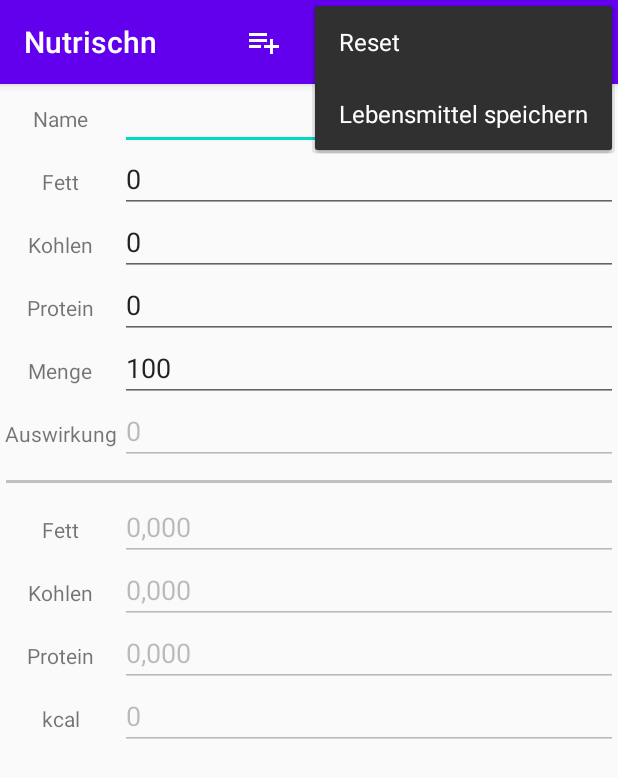
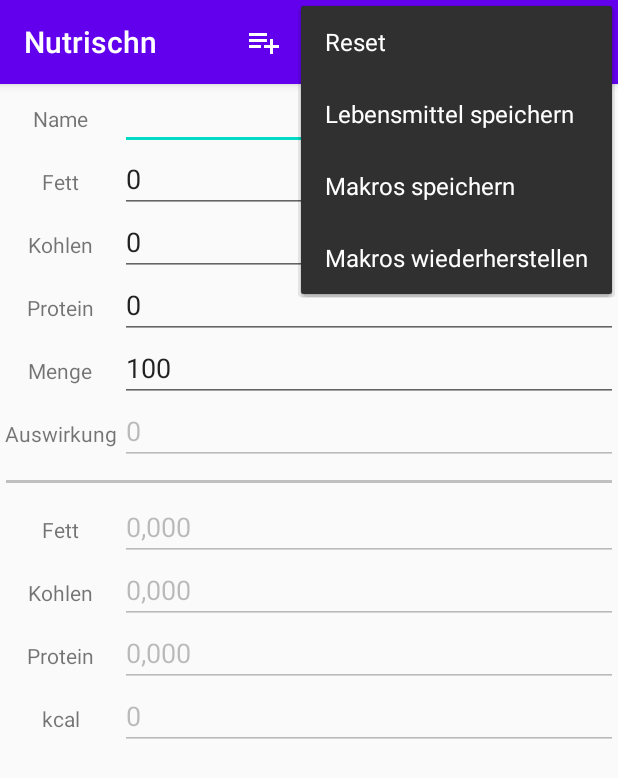
Before and after one commit to neelzk/nutrischn-android, an Android app: the screen it shows after launch (MainActivity), with the options menu open, on a phone screen of 412 x 824 dp. Shown: the top 778 px of the screen. Run offline under Robolectric (Android 15) with nearby library versions, the light colour scheme and no system bars; libraries missing offline, so code that uses them is left out: org.yaml.snakeyaml.

Commit message:
stash macros

```diff
--- a/app/src/main/res/menu/menu_main.xml
+++ b/app/src/main/res/menu/menu_main.xml
@@ -12,4 +12,14 @@
         android:orderInCategory="200"
         android:title="@string/action_savemeal"
         app:showAsAction="never" />
+    <item
+        android:id="@+id/action_stashmacros"
+        android:orderInCategory="300"
+        android:title="@string/action_stashmacros"
+        app:showAsAction="never" />
+    <item
+        android:id="@+id/action_restoremacros"
+        android:orderInCategory="400"
+        android:title="@string/action_restoremacros"
+        app:showAsAction="never" />
 </menu>
--- a/app/src/main/res/values/strings.xml
+++ b/app/src/main/res/values/strings.xml
@@ -2,6 +2,8 @@
     <string name="app_name">Nutrischn</string>
     <string name="action_reset">Reset</string>
     <string name="action_savemeal">Lebensmittel speichern</string>
+    <string name="action_stashmacros">Makros speichern</string>
+    <string name="action_restoremacros">Makros wiederherstellen</string>
     <!-- Strings used for fragments for navigation -->
     <string name="first_fragment_label">First Fragment</string>
     <string name="second_fragment_label">Second Fragment</string>
```
Also changed, not shown: app/src/main/java/org/neelz/nutrischn/MainActivity.java (+39 -8 lines).
